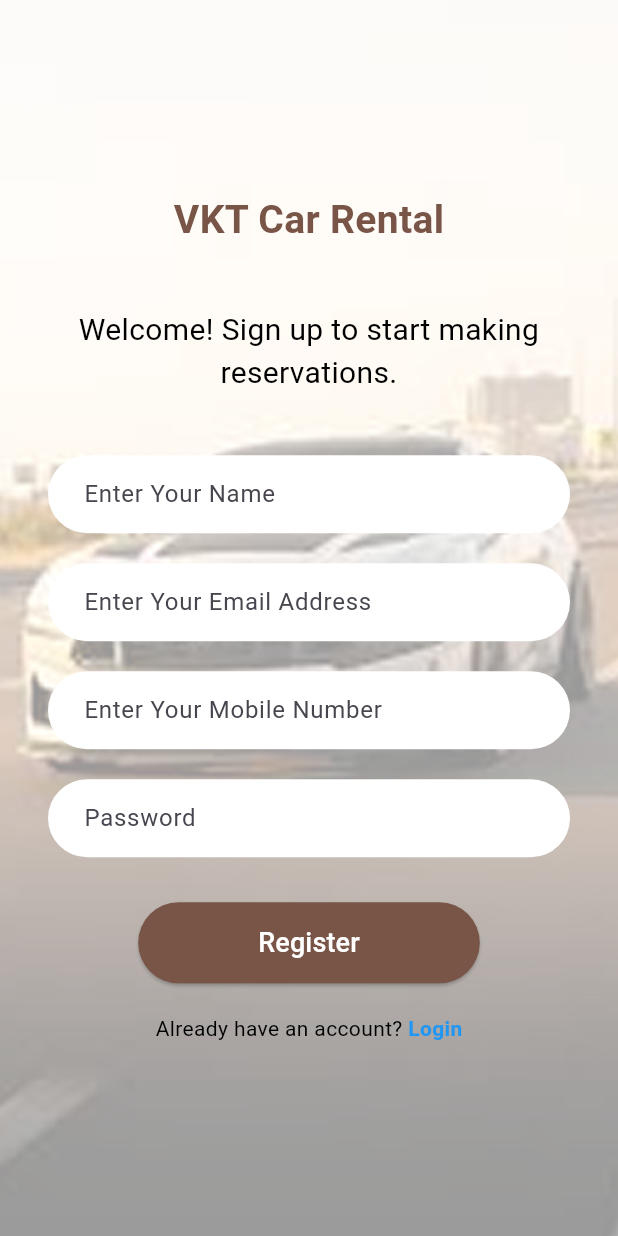
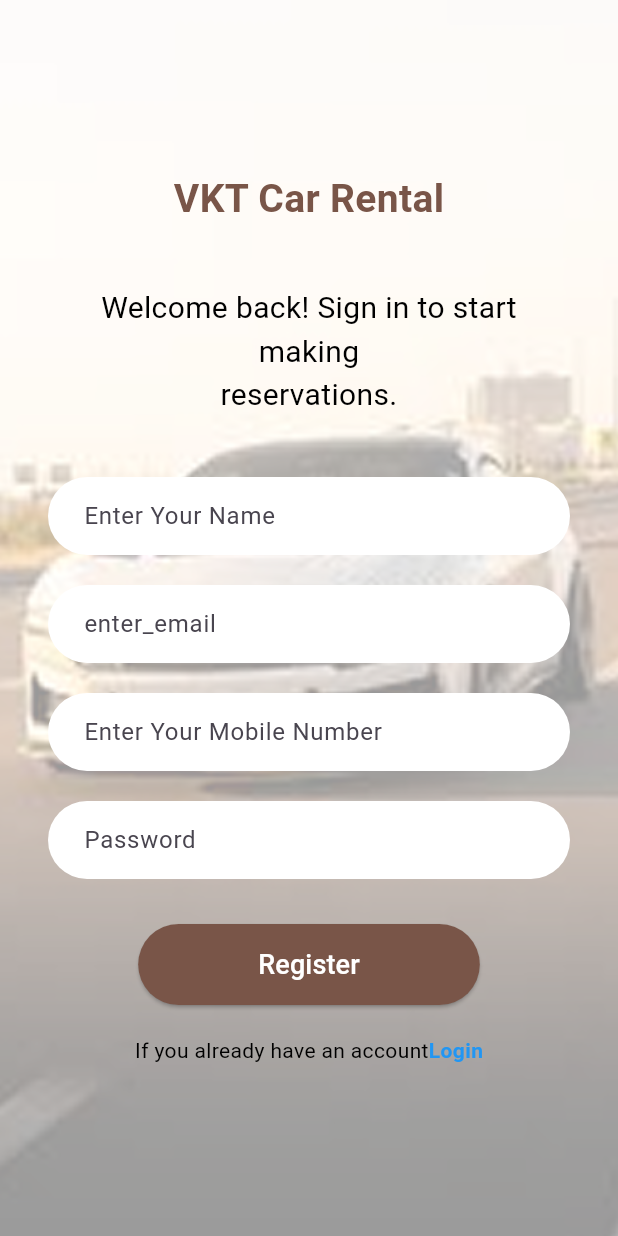
Before and after one commit to thanushkaPraveen/MSE800_assessment_2, a Flutter app: the screen it shows after launch, after a tap on "Register", on a phone screen of 412 x 824 dp. Run offline on Flutter 3.47's test engine with Material 3 defaults, Android fonts, the phone set to English and light mode, and no system bars; our stand-ins replace dio, equatable, flutter_bloc, hive, hive_flutter; accounts and stored records are empty; network calls fail.

Commit message:
add : localization keys

```diff
--- a/lib/presentation/pages/init_page.dart
+++ b/lib/presentation/pages/init_page.dart
@@ -4,6 +4,7 @@ import 'package:rental_car_app/presentation/pages/main_page.dart';
 
 import '../../data/repositories/user_local_storage.dart';
 import '../../theme/styles.dart';
+import '../../utils/app_localizations.dart';
 
 class InitPage extends StatefulWidget {
   const InitPage({super.key});
@@ -53,7 +54,7 @@ class _InitPageState extends State<InitPage> {
           // Centered Text
           Center(
             child: Text(
-              'Kia Ora',
+              AppLocalizations.of(context).translate("hi"),
               style: AppStyles.titleTextKioOra,
             ),
           ),
--- a/lib/presentation/pages/login_page.dart
+++ b/lib/presentation/pages/login_page.dart
@@ -48,7 +48,7 @@ class _LoginPageState extends State<LoginPage> {
           } else if (state is AuthSuccess) {
             Navigator.pop(context);
             ScaffoldMessenger.of(context).showSnackBar(
-              SnackBar(content: Text('Welcome ${state.user.userName}!')),
+              SnackBar(content: Text(' ${AppLocalizations.of(context).translate("welcome")} ${state.user.userName}!')),
             );
             Navigator.push(
               context,
@@ -113,7 +113,7 @@ class _LoginPageState extends State<LoginPage> {
                     TextFormField(
                       controller: _emailController,
                       decoration: InputDecoration(
-                        hintText: 'Enter Your Email Address',
+                        hintText: AppLocalizations.of(context).translate("enter_email"),
                         filled: true,
                         fillColor: Colors.white,
                         border: OutlineInputBorder(
@@ -132,7 +132,7 @@ class _LoginPageState extends State<LoginPage> {
                       controller: _passwordController,
                       obscureText: true,
                       decoration: InputDecoration(
-                        hintText: 'Password',
+                        hintText: AppLocalizations.of(context).translate("password"),
                         filled: true,
                         fillColor: Colors.white,
                         border: OutlineInputBorder(
@@ -160,7 +160,7 @@ class _LoginPageState extends State<LoginPage> {
                         ),
                       ),
                       child: Text(
-                        "Login",
+                        AppLocalizations.of(context).translate("login"),
                         style: TextStyle(fontSize: 18, color: Colors.white),
                       ),
                     ),
@@ -169,7 +169,7 @@ class _LoginPageState extends State<LoginPage> {
                       mainAxisAlignment: MainAxisAlignment.center,
                       children: [
                         Text(
-                          "Don't Have An Account  ",
+                          AppLocalizations.of(context).translate("dont_have_account"),
                           style: TextStyle(
                             fontSize: 14,
                             color: Colors.black,
@@ -185,7 +185,7 @@ class _LoginPageState extends State<LoginPage> {
                             );
                           },
                           child: Text(
-                            "Register",
+                            AppLocalizations.of(context).translate("register"),
                             style: TextStyle(
                               fontSize: 14,
                               color: Colors.blue,
--- a/lib/presentation/pages/register_page.dart
+++ b/lib/presentation/pages/register_page.dart
@@ -5,6 +5,7 @@ import 'package:rental_car_app/presentation/pages/main_page.dart';
 import '../../cubit/auth_cubit.dart';
 import '../../cubit/auth_state.dart';
 import '../../data/repositories/user_local_storage.dart';
+import '../../utils/app_localizations.dart';
 import '../../utils/validators.dart';
 
 class RegisterPage extends StatefulWidget {
@@ -63,7 +64,7 @@ class _RegisterPageState extends State<RegisterPage> {
           } else if (state is AuthSuccess) {
             Navigator.pop(context);
             ScaffoldMessenger.of(context).showSnackBar(
-              SnackBar(content: Text('Welcome ${state.user.userName}!')),
+              SnackBar(content: Text('${AppLocalizations.of(context).translate("welcome")} ${state.user.userName}!')),
             );
             navigateToMainPage();
           } else if (state is AuthFailure) {
@@ -130,7 +131,7 @@ class _RegisterPageState extends State<RegisterPage> {
                   mainAxisSize: MainAxisSize.min,
                   children: [
                     Text(
-                      "VKT Car Rental",
+                      AppLocalizations.of(context).translate("app_name"),
                       style: TextStyle(
                         fontSize: 26,
                         fontWeight: FontWeight.bold,
@@ -139,7 +140,7 @@ class _RegisterPageState extends State<RegisterPage> {
                     ),
                     SizedBox(height: 40),
                     Text(
-                      "Welcome! Sign up to start making reservations.",
+                      AppLocalizations.of(context).translate("welcome_back_message"),
                       textAlign: TextAlign.center,
                       style: TextStyle(fontSize: 20, color: Colors.black),
                     ),
@@ -147,7 +148,7 @@ class _RegisterPageState extends State<RegisterPage> {
                     TextFormField(
                       controller: _nameController,
                       decoration: InputDecoration(
-                        hintText: 'Enter Your Name',
+                        hintText: AppLocalizations.of(context).translate("enter_name"),
                         filled: true,
                         fillColor: Colors.white,
                         border: OutlineInputBorder(
@@ -165,7 +166,7 @@ class _RegisterPageState extends State<RegisterPage> {
                     TextFormField(
                       controller: _emailController,
                       decoration: InputDecoration(
-                        hintText: 'Enter Your Email Address',
+                        hintText: AppLocalizations.of(context).translate("enter_email"),
                         filled: true,
                         fillColor: Colors.white,
                         border: OutlineInputBorder(
@@ -183,7 +184,7 @@ class _RegisterPageState extends State<RegisterPage> {
                     TextFormField(
                       controller: _phoneController,
                       decoration: InputDecoration(
-                        hintText: 'Enter Your Mobile Number',
+                        hintText: AppLocalizations.of(context).translate("enter_mobile_number"),
                         filled: true,
                         fillColor: Colors.white,
                         border: OutlineInputBorder(
@@ -202,7 +203,7 @@ class _RegisterPageState extends State<RegisterPage> {
                       controller: _passwordController,
                       obscureText: true,
                       decoration: InputDecoration(
-                        hintText: 'Password',
+                        hintText: AppLocalizations.of(context).translate("password"),
                         filled: true,
                         fillColor: Colors.white,
                         border: OutlineInputBorder(
@@ -230,7 +231,7 @@ class _RegisterPageState extends State<RegisterPage> {
                         ),
                       ),
                       child: Text(
-                        "Register",
+                        AppLocalizations.of(context).translate("register"),
                         style: TextStyle(fontSize: 18, color: Colors.white),
                       ),
                     ),
@@ -239,7 +240,7 @@ class _RegisterPageState extends State<RegisterPage> {
                       mainAxisAlignment: MainAxisAlignment.center,
                       children: [
                         Text(
-                          "Already have an account? ",
+                          AppLocalizations.of(context).translate("if_already_have_account"),
                           style: TextStyle(
                             fontSize: 14,
                             color: Colors.black,
@@ -250,7 +251,7 @@ class _RegisterPageState extends State<RegisterPage> {
                             Navigator.pop(context);
                           },
                           child: Text(
-                            "Login",
+                            AppLocalizations.of(context).translate("login"),
                             style: TextStyle(
                               fontSize: 14,
                               color: Colors.blue,
```
Also changed, not shown: assets/localization/en.json (+10 -2 lines), assets/localization/fr.json (+11 -2 lines), lib/presentation/pages/home_page.dart (+14 -13 lines), lib/presentation/pages/main_page.dart (+6 -4 lines).
